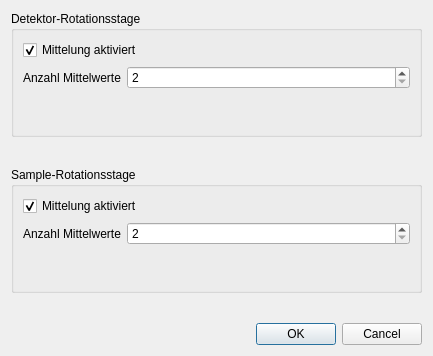
cckssr/polarisation-ui, file polarisation_ui/pyqt/acq_settings.ui: the form before one commit.
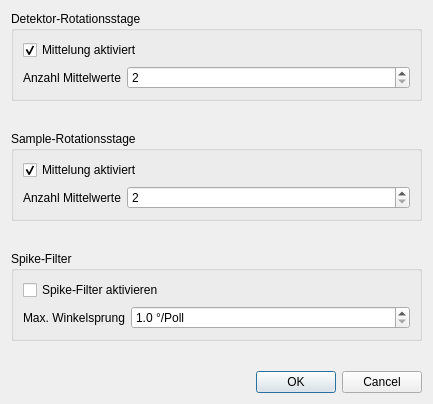
The form after the commit.

Commit message: feat: detector improvements — NaN handling, voltage label, ADC recovery (#3)

```diff
--- a/polarisation_ui/pyqt/acq_settings.ui
+++ b/polarisation_ui/pyqt/acq_settings.ui
@@ -19,7 +19,7 @@
   <property name="windowTitle">
    <string>Dialog</string>
   </property>
-  <layout class="QVBoxLayout" name="verticalLayout" stretch="1,1,0">
+  <layout class="QVBoxLayout" name="verticalLayout" stretch="1,1,1,0">
    <property name="spacing">
     <number>30</number>
    </property>
@@ -107,6 +107,51 @@
      </layout>
     </widget>
    </item>
+   <item>
+    <widget class="QGroupBox" name="gbSpikeFilter">
+     <property name="title">
+      <string>Spike-Filter</string>
+     </property>
+     <layout class="QFormLayout" name="formSpikeFilter">
+      <item row="0" column="0" colspan="2">
+       <widget class="QCheckBox" name="spikeEnabled">
+        <property name="text">
+         <string>Spike-Filter aktivieren</string>
+        </property>
+       </widget>
+      </item>
+      <item row="1" column="0">
+       <widget class="QLabel" name="lblSpikeMaxDelta">
+        <property name="text">
+         <string>Max. Winkelsprung</string>
+        </property>
+       </widget>
+      </item>
+      <item row="1" column="1">
+       <widget class="QDoubleSpinBox" name="spikeMaxDelta">
+        <property name="toolTip">
+         <string>Maximale erlaubte Winkeländerung pro Abtastung (100 ms). Messungen mit größerer Änderung werden verworfen.</string>
+        </property>
+        <property name="suffix">
+         <string> °/Poll</string>
+        </property>
+        <property name="minimum">
+         <double>1.000000000000000</double>
+        </property>
+        <property name="maximum">
+         <double>180.000000000000000</double>
+        </property>
+        <property name="singleStep">
+         <double>1.000000000000000</double>
+        </property>
+        <property name="decimals">
+         <number>1</number>
+        </property>
+       </widget>
+      </item>
+     </layout>
+    </widget>
+   </item>
    <item>
     <widget class="QDialogButtonBox" name="buttonBox">
      <property name="orientation">
```
The commit also changes 28 other files.
